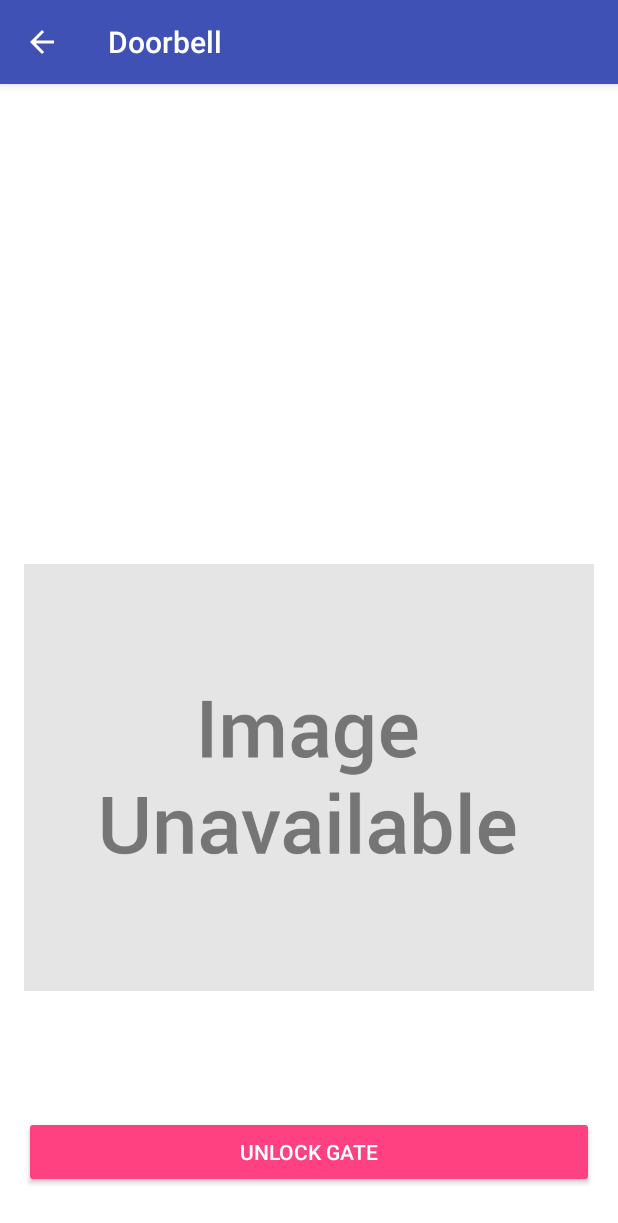
After one commit to heston/ding-dong-ditch-android, an Android app: the NotificationActivity screen opened directly, with no data from a screen before it, on a phone screen of 412 x 824 dp. The commit adds this screen. Shown: the top 1223 px of the screen. Run offline under Robolectric (Android 15) with nearby library versions, the phone set to English and light mode, and no system bars; our stand-ins replace Firebase (no records; nobody signed in at launch, a user with empty details on screens opened directly).

Commit message:
Support BigPicture notifications from doorbell events

```diff
--- a/app/build.gradle
+++ b/app/build.gradle
@@ -32,6 +32,7 @@ dependencies {
     compile 'com.firebaseui:firebase-ui-auth:3.0.0'
     compile 'com.google.firebase:firebase-database:11.4.2'
     compile 'com.google.firebase:firebase-messaging:11.4.2'
+    compile 'com.google.firebase:firebase-storage:11.4.2'
     compile 'com.android.support.constraint:constraint-layout:1.1.2'
     testCompile 'junit:junit:4.12'
 }
--- a/app/src/main/java/com/hestonliebowitz/dingdongditch/DataService.java
+++ b/app/src/main/java/com/hestonliebowitz/dingdongditch/DataService.java
@@ -4,6 +4,8 @@ import android.app.NotificationChannel;
 import android.app.NotificationManager;
 import android.content.Context;
 import android.content.SharedPreferences;
+import android.graphics.Bitmap;
+import android.graphics.BitmapFactory;
 import android.graphics.Color;
 import android.preference.PreferenceManager;
 import android.support.annotation.NonNull;
@@ -17,6 +19,11 @@ import com.google.firebase.auth.FirebaseUser;
 import com.google.firebase.database.DatabaseReference;
 import com.google.firebase.database.FirebaseDatabase;
 import com.google.firebase.iid.FirebaseInstanceId;
+import com.google.firebase.storage.FirebaseStorage;
+import com.google.firebase.storage.StorageReference;
+
+import java.text.SimpleDateFormat;
+import java.util.Date;
 
 public class DataService {
     public static String TAG = "DataService";
@@ -32,6 +39,10 @@ public class DataService {
     private static long VIBRATION_SHORT = 100;
     private static long VIBRATION_LONG = 400;
     private static long VIBRATION_PAUSE = 100;
+    private static String EVENTS_ROOT = "events";
+    private static long MAX_IMAGE_SIZE = 1024 * 1024 * 2;  // 2 MB
+    private static long IMAGE_FETCH_RETRIES = 3;
+    private static long IMAGE_FETCH_RETRY_DELAY = 500;  // milliseconds
 
     private FirebaseDatabase mDatabase;
     private Context mContext;
@@ -81,6 +92,15 @@ public class DataService {
     private String getLastUpdatedPath() {
         return SYSTEM_SETTINGS_BASE_PATH + LAST_UPDATED_PATH;
     }
+
+    private String getEventPath(String eventId) {
+        String loginPin = getLoginPin();
+        if(loginPin.isEmpty() || eventId.isEmpty()) {
+            return null;
+        }
+        return String.format("/" + EVENTS_ROOT + "/%s/%s", loginPin, eventId);
+    }
+
 
     public void unlockGate() {
         String strikePath = getStrikePath();
@@ -198,6 +218,16 @@ public class DataService {
         dbRef.setValue(b ? 1 : null);
     }
 
+    public DatabaseReference getEvent(String eventId) {
+        String eventPath = getEventPath(eventId);
+
+        if (eventPath == null) {
+            return null;
+        }
+
+        return mDatabase.getReference().child(eventPath);
+    }
+
     public void setupPushNotif() {
         NotificationManager mNotificationManager =
                 (NotificationManager) mContext.getSystemService(Context.NOTIFICATION_SERVICE);
@@ -234,4 +264,53 @@ public class DataService {
         });
         mNotificationManager.createNotificationChannel(mChannel);
     }
+
+    public void getImage(String eventId, final OnSuccessListener<Bitmap> success, final OnFailureListener failure) {
+        getImage(eventId, success, failure, IMAGE_FETCH_RETRIES);
+    }
+
+    private void getImage(final String eventId, final OnSuccessListener<Bitmap> success, final OnFailureListener failure, long tries) {
+        if (tries == 0) {
+            Exception e = new RuntimeException("Max retries exceeded");
+            failure.onFailure(e);
+            return;
+        }
+
+        String loginPin = getLoginPin();
+        FirebaseStorage storage = FirebaseStorage.getInstance();
+        final long triesRemaining = tries - 1;
+
+        StorageReference storageRef = storage
+                .getReference(EVENTS_ROOT)
+                .child(loginPin)
+                .child(String.format("%s.jpg", eventId));
+
+        storageRef.getBytes(MAX_IMAGE_SIZE)
+                .addOnSuccessListener(new OnSuccessListener<byte[]>() {
+                    @Override
+                    public void onSuccess(byte[] bytes) {
+                        Bitmap bitmap = BitmapFactory.decodeByteArray(bytes, 0, bytes.length);
+                        success.onSuccess(bitmap);
+                    }
+                })
+                .addOnFailureListener(new OnFailureListener() {
+                    @Override
+                    public void onFailure(@NonNull Exception e) {
+                        try {
+                            long wait = IMAGE_FETCH_RETRY_DELAY * (IMAGE_FETCH_RETRIES - triesRemaining);
+                            Thread.sleep(wait);
+                        } catch (InterruptedException e1) { }
+
+                        getImage(eventId, success, failure, triesRemaining);
+                    }
+                });
+    }
+
+    public static String formatTimestamp(Float timestamp) {
+        String dateTimeFormat = "EEEE, MMM d, h:mm a";
+        SimpleDateFormat dateFormat = new SimpleDateFormat(dateTimeFormat);
+        timestamp *= 1000;
+        Long longTimestamp = timestamp.longValue();
+        return dateFormat.format(new Date(longTimestamp));
+    }
 }
--- /dev/null
+++ b/app/src/main/java/com/hestonliebowitz/dingdongditch/NotificationActivity.java
@@ -0,0 +1,117 @@
+package com.hestonliebowitz.dingdongditch;
+
+import android.content.Intent;
+import android.graphics.Bitmap;
+import android.media.Image;
+import android.os.Bundle;
+import android.support.annotation.NonNull;
+import android.support.design.widget.FloatingActionButton;
+import android.support.design.widget.Snackbar;
+import android.support.v4.app.NavUtils;
+import android.support.v4.app.TaskStackBuilder;
+import android.support.v7.app.AppCompatActivity;
+import android.support.v7.widget.Toolbar;
+import android.util.Log;
+import android.view.MenuItem;
+import android.view.View;
+import android.widget.Button;
+import android.widget.ImageView;
+import android.widget.TextView;
+
+import com.google.android.gms.tasks.OnFailureListener;
+import com.google.android.gms.tasks.OnSuccessListener;
+import com.google.firebase.database.DataSnapshot;
+import com.google.firebase.database.DatabaseError;
+import com.google.firebase.database.DatabaseReference;
+import com.google.firebase.database.GenericTypeIndicator;
+import com.google.firebase.database.ValueEventListener;
+
+import java.util.Map;
+
+public class NotificationActivity extends AppCompatActivity {
+
+    private String TAG = "NotificationActivity";
+    private DataService mData;
+    private String currentEventId;
+
+    @Override
+    protected void onCreate(Bundle savedInstanceState) {
+        super.onCreate(savedInstanceState);
+        setContentView(R.layout.activity_notification);
+        mData = new DataService(this);
+        final ImageView imageView = (ImageView) findViewById(R.id.image);
+        Intent intent = getIntent();
+        currentEventId = intent.getStringExtra("eventId");
+
+        Toolbar toolbar = (Toolbar) findViewById(R.id.app_toolbar);
+        setSupportActionBar(toolbar);
+        getSupportActionBar().setDisplayHomeAsUpEnabled(true);
+
+        Button unlockButton = (Button) findViewById(R.id.unlock_button);
+        unlockButton.setOnClickListener(new View.OnClickListener() {
+            @Override
+            public void onClick(View view) {
+                mData.unlockGate();
+            }
+        });
+
+        mData.getImage(currentEventId, new OnSuccessListener<Bitmap>() {
+            @Override
+            public void onSuccess(Bitmap bm) {
+                imageView.setImageBitmap(bm);
+            }
+        }, new OnFailureListener() {
+            @Override
+            public void onFailure(@NonNull Exception e) {
+                imageView.setImageResource(R.drawable.unavailable);
+            }
+        });
+
+        bindLastSeenValue();
+    }
+
+    private void bindLastSeenValue() {
+        DatabaseReference dbRef = mData.getEvent(currentEventId);
+        if (dbRef == null) {
+            return;
+        }
+
+        final TextView occurredAt = findViewById(R.id.occurred_at);
+
+        dbRef.addValueEventListener(new ValueEventListener() {
+            @Override
+            public void onDataChange(DataSnapshot dataSnapshot) {
+                Event snapshot = dataSnapshot.getValue(Event.class);
+                Log.i(TAG, String.format("bindLastSeenValue:onDataChange:%s", snapshot));
+                String formattedDate = (snapshot == null) ?
+                        getResources().getString(R.string.unknown) :
+                        snapshot.getFormattedDate();
+
+                occurredAt.setText(
+                        String.format(getString(R.string.occurred_on) + ": %s", formattedDate)
+                );
+            }
+
+            @Override
+            public void onCancelled(DatabaseError databaseError) {
+                occurredAt.setText(R.string.unknown);
+                Log.w(TAG, "bindLastSeenValue:onCancelled", databaseError.toException());
+            }
+        });
+    }
+
+    @Override
+    public boolean onOptionsItemSelected(MenuItem item) {
+        switch (item.getItemId()) {
+            case android.R.id.home:
+                Intent upIntent = NavUtils.getParentActivityIntent(this);
+                TaskStackBuilder.create(this)
+                        // Add all of this activity's parents to the back stack
+                        .addNextIntentWithParentStack(upIntent)
+                        // Navigate up to the closest parent
+                        .startActivities();
+                return true;
+        }
+        return super.onOptionsItemSelected(item);
+    }
+}
--- /dev/null
+++ b/app/src/main/res/layout/activity_notification.xml
@@ -0,0 +1,52 @@
+<?xml version="1.0" encoding="utf-8"?>
+<android.support.constraint.ConstraintLayout xmlns:android="http://schemas.android.com/apk/res/android"
+    xmlns:app="http://schemas.android.com/apk/res-auto"
+    xmlns:tools="http://schemas.android.com/tools"
+    android:layout_width="match_parent"
+    android:layout_height="match_parent"
+    tools:context=".NotificationActivity">
+
+    <android.support.v7.widget.Toolbar
+        android:id="@+id/app_toolbar"
+        android:layout_width="match_parent"
+        android:layout_height="?attr/actionBarSize"
+        android:background="?attr/colorPrimary"
+        android:elevation="4dp"
+        android:theme="@style/AppTheme.AppBarOverlay"
+        app:popupTheme="@style/AppTheme.PopupOverlay" />
+
+    <LinearLayout
+        android:layout_width="match_parent"
+        android:layout_height="wrap_content"
+        android:layout_marginLeft="16dp"
+        android:layout_marginRight="16dp"
+        android:layout_marginBottom="32dp"
+        android:orientation="vertical"
+        app:layout_constraintBottom_toBottomOf="parent"
+        app:layout_constraintLeft_toLeftOf="parent"
+        app:layout_constraintRight_toRightOf="parent">
+
+        <ImageView
+            android:id="@+id/image"
+            android:layout_width="match_parent"
+            android:layout_height="match_parent"
+            android:layout_marginBottom="32dp"
+            android:adjustViewBounds="true"
+            android:contentDescription="Event image"
+            android:scaleType="fitXY" />
+
+        <TextView
+            android:id="@+id/occurred_at"
+            android:layout_width="match_parent"
+            android:layout_height="wrap_content"
+            android:layout_marginBottom="32dp"
+            android:textAppearance="@style/TextAppearance.AppCompat" />
+
+        <Button
+            android:id="@+id/unlock_button"
+            style="@android:style/Widget.Material.Button.Colored"
+            android:layout_width="match_parent"
+            android:layout_height="wrap_content"
+            android:text="@string/unlock_action" />
+    </LinearLayout>
+</android.support.constraint.ConstraintLayout>
--- a/app/src/main/res/values/strings.xml
+++ b/app/src/main/res/values/strings.xml
@@ -48,4 +48,6 @@
 
     <string name="toolbar_action_reset">Reset config</string>
     <string name="unknown">Unknown</string>
+    <string name="title_activity_notification">Doorbell</string>
+    <string name="occurred_on">Occurred on</string>
 </resources>
--- a/app/src/main/res/values/styles.xml
+++ b/app/src/main/res/values/styles.xml
@@ -18,4 +18,8 @@
 
     <style name="AppTheme.PopupOverlay" parent="ThemeOverlay.AppCompat.Light" />
 
+    <style name="AppTheme.NoActionBar.AppBarOverlay" parent="ThemeOverlay.AppCompat.Dark.ActionBar" />
+
+    <style name="AppTheme.NoActionBar.PopupOverlay" parent="ThemeOverlay.AppCompat.Light" />
+
 </resources>
```
Also changed, not shown: app/src/main/AndroidManifest.xml (+5 -2 lines), app/src/main/java/com/hestonliebowitz/dingdongditch/Event.java (added, +25 -0 lines), app/src/main/java/com/hestonliebowitz/dingdongditch/MessageService.java (+108 -37 lines), app/src/main/java/com/hestonliebowitz/dingdongditch/PrefActivity.java (+2 -8 lines), app/src/main/res/layout/content_notification.xml (added, +11 -0 lines), app/src/main/res/drawable/unavailable.jpg (added), app/src/main/res/menu/toolbar.xml (line endings or trailing spaces).
